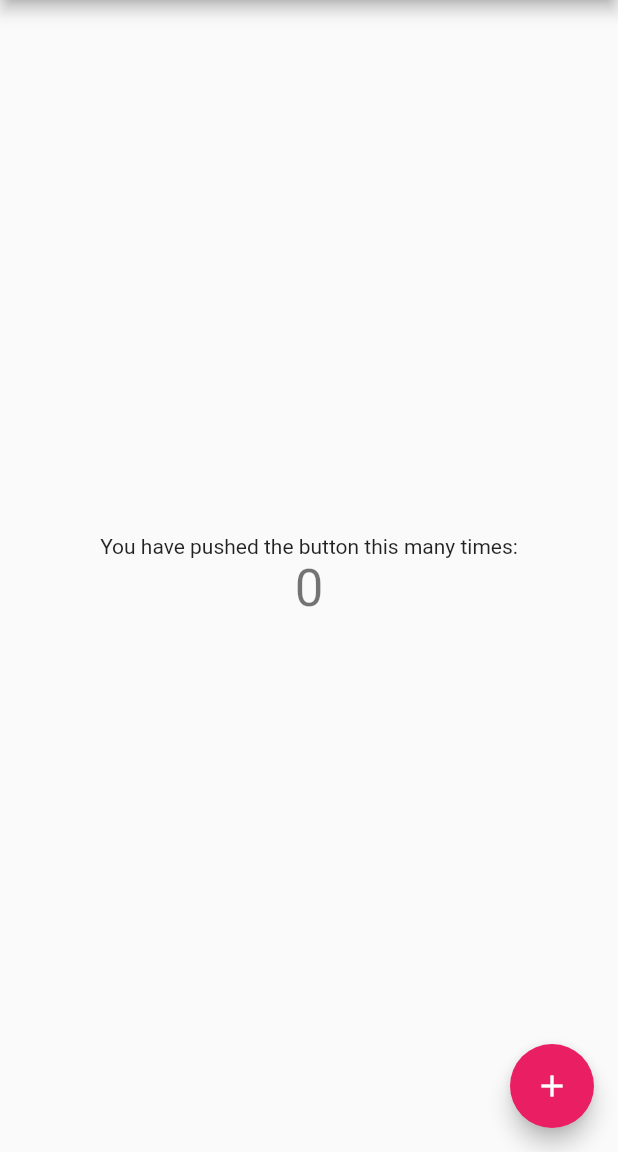
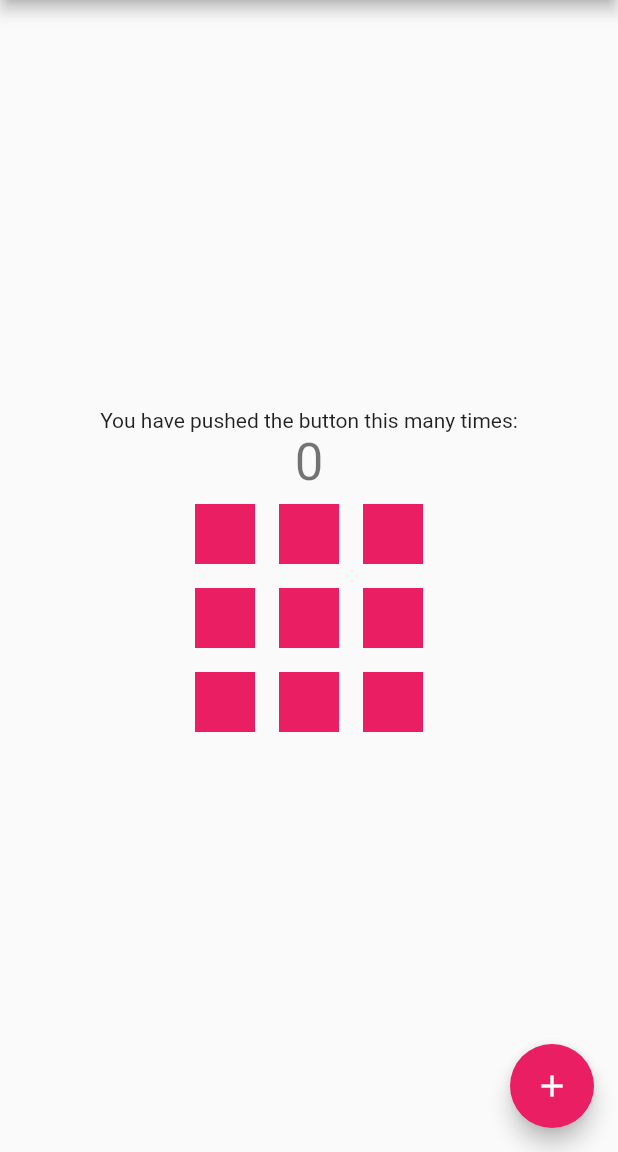
Before and after one commit to yoshi-non/flutter-practice, a Flutter app: the screen it shows after launch, on a phone screen of 412 x 824 dp, the part 84-1236 px from its top. Run offline on Flutter 3.47's test engine with Material 2 defaults, Android fonts, the phone set to English and light mode, and no system bars.

Commit message:
add: 3*3のマス目

```diff
--- a/lib/main.dart
+++ b/lib/main.dart
@@ -57,6 +57,111 @@ class _MyHomePageState extends State<MyHomePage> {
               '$_counter',
               style: Theme.of(context).textTheme.headlineMedium,
             ),
+            Row(
+              mainAxisAlignment: MainAxisAlignment.center,
+              children: const [
+                Padding(
+                  padding: EdgeInsets.all(8.0),
+                  child: SizedBox(
+                    height: 40,
+                    width: 40,
+                    child: ColoredBox(
+                      color: Colors.pink,
+                    ),
+                  ),
+                ),
+                Padding(
+                  padding: EdgeInsets.all(8.0),
+                  child: SizedBox(
+                    height: 40,
+                    width: 40,
+                    child: ColoredBox(
+                      color: Colors.pink,
+                    ),
+                  ),
+                ),
+                Padding(
+                  padding: EdgeInsets.all(8.0),
+                  child: SizedBox(
+                    height: 40,
+                    width: 40,
+                    child: ColoredBox(
+                      color: Colors.pink,
+                    ),
+                  ),
+                ),
+              ],
+            ),
+            Row(
+              mainAxisAlignment: MainAxisAlignment.center,
+              children: const [
+                Padding(
+                  padding: EdgeInsets.all(8.0),
+                  child: SizedBox(
+                    height: 40,
+                    width: 40,
+                    child: ColoredBox(
+                      color: Colors.pink,
+                    ),
+                  ),
+                ),
+                Padding(
+                  padding: EdgeInsets.all(8.0),
+                  child: SizedBox(
+                    height: 40,
+                    width: 40,
+                    child: ColoredBox(
+                      color: Colors.pink,
+                    ),
+                  ),
+                ),
+                Padding(
+                  padding: EdgeInsets.all(8.0),
+                  child: SizedBox(
+                    height: 40,
+                    width: 40,
+                    child: ColoredBox(
+                      color: Colors.pink,
+                    ),
+                  ),
+                ),
+              ],
+            ),
+            Row(
+              mainAxisAlignment: MainAxisAlignment.center,
+              children: const [
+                Padding(
+                  padding: EdgeInsets.all(8.0),
+                  child: SizedBox(
+                    height: 40,
+                    width: 40,
+                    child: ColoredBox(
+                      color: Colors.pink,
+                    ),
+                  ),
+                ),
+                Padding(
+                  padding: EdgeInsets.all(8.0),
+                  child: SizedBox(
+                    height: 40,
+                    width: 40,
+                    child: ColoredBox(
+                      color: Colors.pink,
+                    ),
+                  ),
+                ),
+                Padding(
+                  padding: EdgeInsets.all(8.0),
+                  child: SizedBox(
+                    height: 40,
+                    width: 40,
+                    child: ColoredBox(
+                      color: Colors.pink,
+                    ),
+                  ),
+                ),
+              ],
+            ),
           ],
         ),
       ),
```
